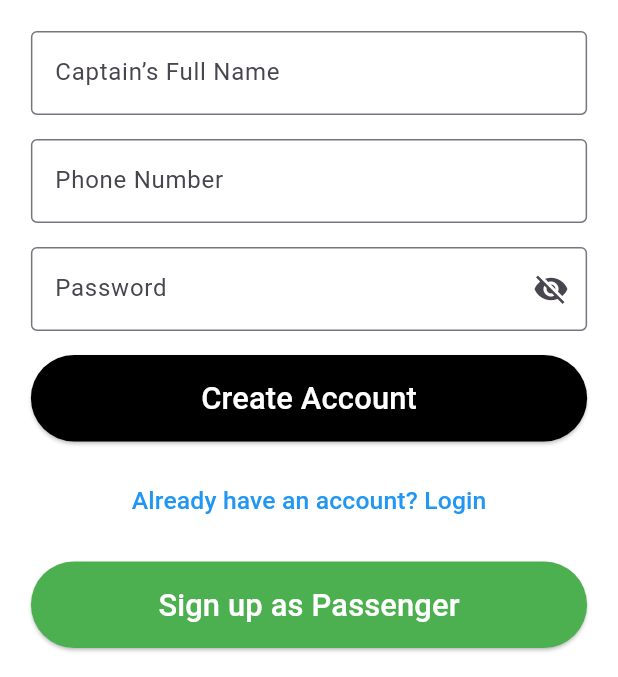
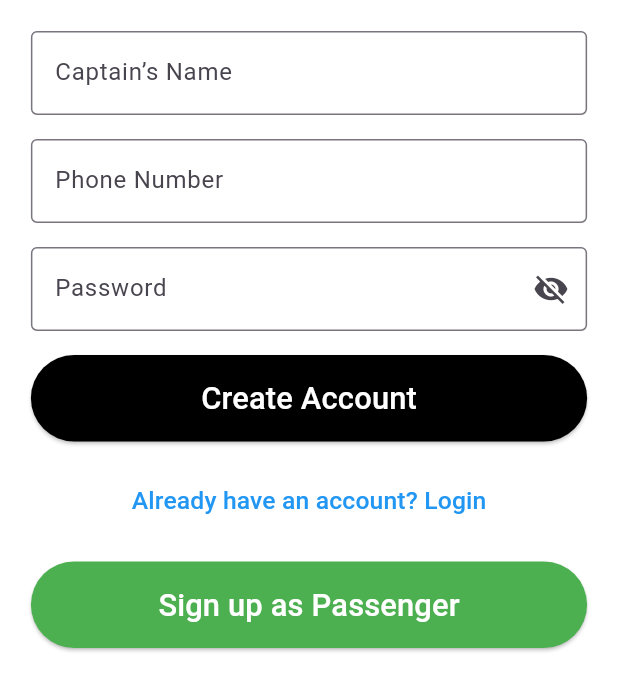
Before and after one commit to SupragyaBasnet/uber_project, a Flutter app: the CaptainSignupScreenView screen opened directly, on a phone screen of 412 x 824 dp, the part 84-761 px from its top. Run offline on Flutter 3.47's test engine with Material 3 defaults, Android fonts, the phone set to English and light mode, and no system bars.

Commit message:
captain_signup

```diff
--- a/lib/view/captain/captain_signup_screen_view.dart
+++ b/lib/view/captain/captain_signup_screen_view.dart
@@ -46,7 +46,7 @@ class _CaptainSignupScreenViewState extends State<CaptainSignupScreenView> {
               TextField(
                 controller: nameController,
                 decoration: InputDecoration(
-                  labelText: 'Captain’s Full Name',
+                  labelText: 'Captain’s Name',
                   border: OutlineInputBorder(),
                 ),
                 keyboardType: TextInputType.text, // Alphabet keyboard
```
